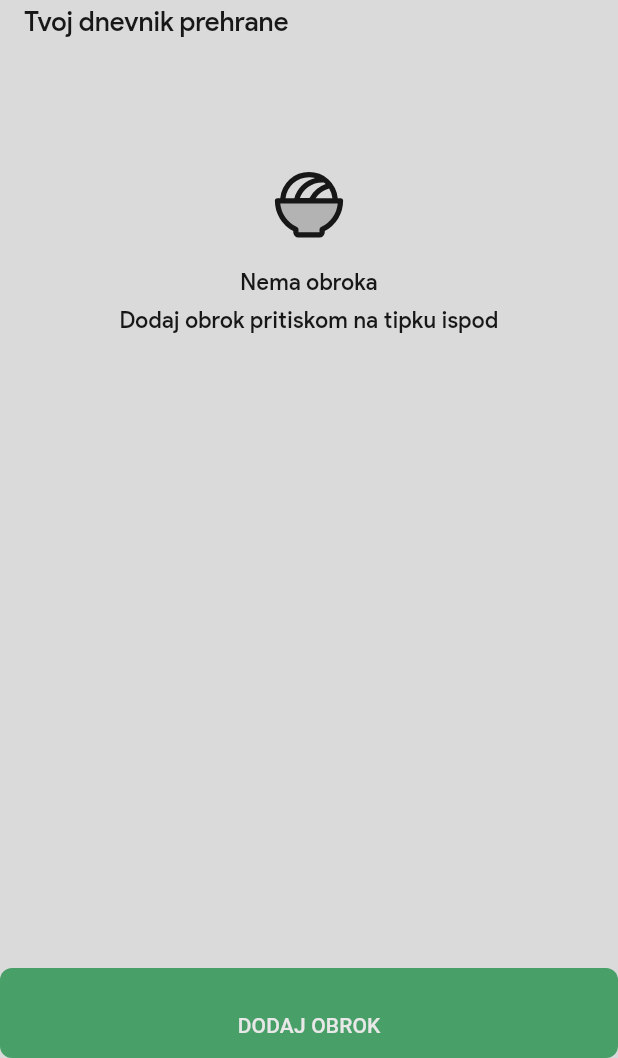
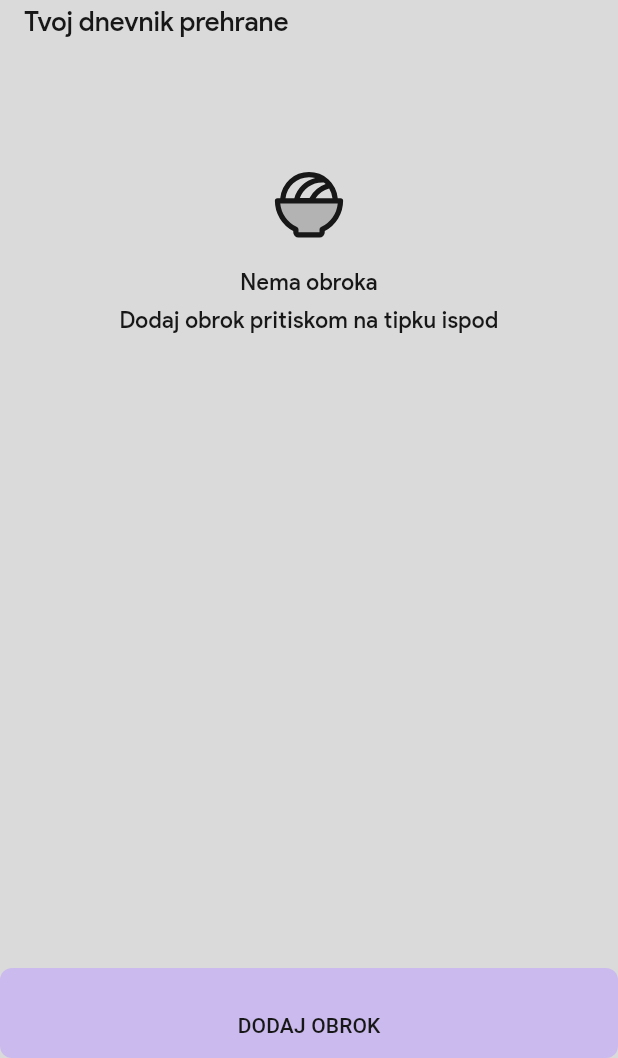
Before and after one commit to jokilic/bokun_spize, a Flutter app: the screen it shows after launch, on a phone screen of 412 x 824 dp, the part 178-1236 px from its top. Run offline on Flutter 3.47's test engine with Material 3 defaults, Android fonts, the phone set to English and light mode, and no system bars; our stand-ins replace calendar_date_picker2, firebase_ai, firebase_core, flutter_animate, flutter_swipe_action_cell, get_it and 5 more; missing offline and left inert: flutter_displaymode, scroll_datetime_picker; accounts and stored records are empty; statements that could not run were skipped; project files that could hold a hidden picture were left out.

Commit message:
Color & some init code

```diff
--- a/lib/main.dart
+++ b/lib/main.dart
@@ -8,6 +8,7 @@ import 'package:flutter_localizations/flutter_localizations.dart';
 import 'package:intl/date_symbol_data_local.dart';
 import 'package:watch_it/watch_it.dart';
 
+import 'constants/durations.dart';
 import 'firebase_options.dart';
 import 'screens/home/home_screen.dart';
 import 'theme/colors.dart';
@@ -79,9 +80,15 @@ class BokunSpizeWidget extends WatchingWidget {
       Locale('en'),
     ],
     localizationsDelegates: GlobalMaterialLocalizations.delegates,
+    themeMode: ThemeMode.dark,
     theme: BokunSpizeTheme.light(
-      primaryColor: BokunSpizeColors.green,
+      primaryColor: BokunSpizeColors.primaryLight,
     ),
+    darkTheme: BokunSpizeTheme.dark(
+      primaryColor: BokunSpizeColors.primaryDark,
+    ),
+    themeAnimationCurve: Curves.easeIn,
+    themeAnimationDuration: BokunSpizeDurations.animation,
     builder: (_, child) {
       final appWidget =
           child ??
--- a/lib/screens/home/home_screen.dart
+++ b/lib/screens/home/home_screen.dart
@@ -213,8 +213,8 @@ class _HomeScreenState extends State<HomeScreen> {
               backgroundColor: context.colors.buttonPrimary,
               foregroundColor: getWhiteOrBlackColor(
                 backgroundColor: context.colors.buttonPrimary,
-                whiteColor: BokunSpizeColors.whiteBackground,
-                blackColor: BokunSpizeColors.black,
+                whiteColor: context.colors.buttonBackground,
+                blackColor: context.colors.text,
               ),
               overlayColor: context.colors.buttonBackground,
               disabledBackgroundColor: context.colors.disabledBackground,
--- a/lib/screens/meal/meal_screen.dart
+++ b/lib/screens/meal/meal_screen.dart
@@ -507,8 +507,8 @@ class _MealScreenState extends State<MealScreen> {
                   backgroundColor: context.colors.buttonPrimary,
                   foregroundColor: getWhiteOrBlackColor(
                     backgroundColor: context.colors.buttonPrimary,
-                    whiteColor: BokunSpizeColors.whiteBackground,
-                    blackColor: BokunSpizeColors.black,
+                    whiteColor: context.colors.buttonBackground,
+                    blackColor: context.colors.text,
                   ),
                   overlayColor: context.colors.listTileBackground,
                   disabledBackgroundColor: context.colors.disabledBackground,
--- a/lib/theme/colors.dart
+++ b/lib/theme/colors.dart
@@ -5,13 +5,24 @@ abstract class BokunSpizeColors {
   /// LIGHT THEME
   ///
 
-  static const black = Color(0xFF171717);
-  static const whiteBackground = Color(0xFFE8E8E8);
-  static const whiteScaffold = Color(0xFFDADADA);
+  static const lightThemeText = Color(0xFF171717);
+  static const lightThemeBackground = Color(0xFFE8E8E8);
+  static const lightThemeScaffold = Color(0xFFDADADA);
+
+  ///
+  /// DARK THEME
+  ///
+
+  static const darkThemeText = Color(0xFF171717);
+  static const darkThemeBackground = Color(0xFFE8E8E8);
+  static const darkThemeScaffold = Color(0xFFDADADA);
 
   ///
   /// PRIMARY COLORS
   ///
+
+  static const primaryLight = green;
+  static const primaryDark = purple;
 
   static const green = Color(0xFF499F68);
   static const red = Color(0xFFEE6055);
--- a/lib/theme/extensions.dart
+++ b/lib/theme/extensions.dart
@@ -8,12 +8,12 @@ extension BokunSpizeThemeExtension on ThemeData {
   BokunSpizeColorsExtension get bokunSpizeColors =>
       extension<BokunSpizeColorsExtension>() ??
       BokunSpizeTheme.getLightAppColors(
-        primaryColor: BokunSpizeColors.green,
+        primaryColor: BokunSpizeColors.primaryLight,
       );
   BokunSpizeTextThemesExtension get bokunSpizeTextStyles =>
       extension<BokunSpizeTextThemesExtension>() ??
       BokunSpizeTheme.getLightTextTheme(
-        primaryColor: BokunSpizeColors.green,
+        primaryColor: BokunSpizeColors.primaryLight,
       );
 }
 
--- a/lib/theme/theme.dart
+++ b/lib/theme/theme.dart
@@ -71,17 +71,17 @@ class BokunSpizeTheme {
   static BokunSpizeColorsExtension getLightAppColors({
     required Color? primaryColor,
   }) => BokunSpizeColorsExtension(
-    text: BokunSpizeColors.black,
-    buttonPrimary: primaryColor ?? BokunSpizeColors.green,
+    text: BokunSpizeColors.lightThemeText,
+    buttonPrimary: primaryColor ?? BokunSpizeColors.primaryLight,
     delete: BokunSpizeColors.red,
     protein: BokunSpizeColors.blue,
     carbs: BokunSpizeColors.orange,
     fat: BokunSpizeColors.purple,
-    listTileBackground: BokunSpizeColors.whiteBackground,
-    buttonBackground: BokunSpizeColors.whiteBackground,
-    scaffoldBackground: BokunSpizeColors.whiteScaffold,
-    disabledText: BokunSpizeColors.black,
-    disabledBackground: BokunSpizeColors.whiteBackground,
+    listTileBackground: BokunSpizeColors.lightThemeBackground,
+    buttonBackground: BokunSpizeColors.lightThemeBackground,
+    scaffoldBackground: BokunSpizeColors.lightThemeScaffold,
+    disabledText: BokunSpizeColors.lightThemeText,
+    disabledBackground: BokunSpizeColors.lightThemeBackground,
   );
 
   static BokunSpizeTextThemesExtension getLightTextTheme({
@@ -91,4 +91,91 @@ class BokunSpizeTheme {
       primaryColor: primaryColor,
     ),
   );
+
+  ///
+  /// DARK
+  ///
+
+  static ThemeData dark({
+    required Color? primaryColor,
+  }) {
+    final defaultTheme = ThemeData.dark(
+      useMaterial3: true,
+    );
+
+    final darkAppColors = getDarkAppColors(
+      primaryColor: primaryColor,
+    );
+
+    final darkTextTheme = getDarkTextTheme(
+      primaryColor: primaryColor,
+    );
+
+    return defaultTheme.copyWith(
+      colorScheme: ColorScheme.fromSeed(
+        seedColor: primaryColor ?? darkAppColors.buttonPrimary,
+      ),
+      filledButtonTheme: FilledButtonThemeData(
+        style: ButtonStyle(
+          backgroundColor: WidgetStateProperty.all(
+            primaryColor ?? darkAppColors.buttonPrimary,
+          ),
+          foregroundColor: WidgetStateProperty.all(
+            darkAppColors.buttonBackground,
+          ),
+          shape: WidgetStateProperty.all(
+            RoundedRectangleBorder(
+              borderRadius: BorderRadius.circular(8),
+            ),
+          ),
+          padding: WidgetStateProperty.all(
+            const EdgeInsets.symmetric(
+              horizontal: 24,
+              vertical: 16,
+            ),
+          ),
+          textStyle: WidgetStateProperty.all(
+            darkTextTheme.button,
+          ),
+        ),
+      ),
+      splashColor: Colors.transparent,
+      highlightColor: darkAppColors.buttonBackground,
+      scaffoldBackgroundColor: darkAppColors.scaffoldBackground,
+      canvasColor: Colors.transparent,
+      textSelectionTheme: TextSelectionThemeData(
+        selectionColor: primaryColor ?? darkAppColors.buttonPrimary,
+        cursorColor: primaryColor ?? darkAppColors.buttonPrimary,
+        selectionHandleColor: primaryColor ?? darkAppColors.buttonPrimary,
+      ),
+      extensions: [
+        darkAppColors,
+        darkTextTheme,
+      ],
+    );
+  }
+
+  static BokunSpizeColorsExtension getDarkAppColors({
+    required Color? primaryColor,
+  }) => BokunSpizeColorsExtension(
+    text: BokunSpizeColors.darkThemeText,
+    buttonPrimary: primaryColor ?? BokunSpizeColors.primaryDark,
+    delete: BokunSpizeColors.red,
+    protein: BokunSpizeColors.blue,
+    carbs: BokunSpizeColors.orange,
+    fat: BokunSpizeColors.purple,
+    listTileBackground: BokunSpizeColors.darkThemeBackground,
+    buttonBackground: BokunSpizeColors.darkThemeBackground,
+    scaffoldBackground: BokunSpizeColors.darkThemeScaffold,
+    disabledText: BokunSpizeColors.darkThemeText,
+    disabledBackground: BokunSpizeColors.darkThemeBackground,
+  );
+
+  static BokunSpizeTextThemesExtension getDarkTextTheme({
+    required Color? primaryColor,
+  }) => getTextThemesExtension(
+    colorsExtension: getDarkAppColors(
+      primaryColor: primaryColor,
+    ),
+  );
 }
--- a/lib/widgets/bokun_spize_list_tile.dart
+++ b/lib/widgets/bokun_spize_list_tile.dart
@@ -68,8 +68,8 @@ class _BokunSpizeListTileState extends State<BokunSpizeListTile> {
         ),
         color: getWhiteOrBlackColor(
           backgroundColor: context.colors.delete,
-          whiteColor: BokunSpizeColors.whiteBackground,
-          blackColor: BokunSpizeColors.black,
+          whiteColor: context.colors.listTileBackground,
+          blackColor: context.colors.text,
         ),
         duotoneSecondaryColor: context.colors.delete,
         size: 20,
@@ -646,8 +646,8 @@ class BokunSpizeListTileNutritionalValue extends StatelessWidget {
                   style: context.textStyles.homeMealTime.copyWith(
                     color: getWhiteOrBlackColor(
                       backgroundColor: backgroundColor,
-                      whiteColor: BokunSpizeColors.whiteBackground,
-                      blackColor: BokunSpizeColors.black,
+                      whiteColor: context.colors.listTileBackground,
+                      blackColor: context.colors.text,
                     ),
                   ),
                 ),
@@ -656,8 +656,8 @@ class BokunSpizeListTileNutritionalValue extends StatelessWidget {
           style: context.textStyles.homeMealKcal.copyWith(
             color: getWhiteOrBlackColor(
               backgroundColor: backgroundColor,
-              whiteColor: BokunSpizeColors.whiteBackground,
-              blackColor: BokunSpizeColors.black,
+              whiteColor: context.colors.listTileBackground,
+              blackColor: context.colors.text,
             ),
           ),
           maxLines: isLoading ? null : 1,
```
Also changed, not shown: lib/screens/calorie/calorie_controller.dart (added), lib/screens/calorie/calorie_screen.dart (added).
